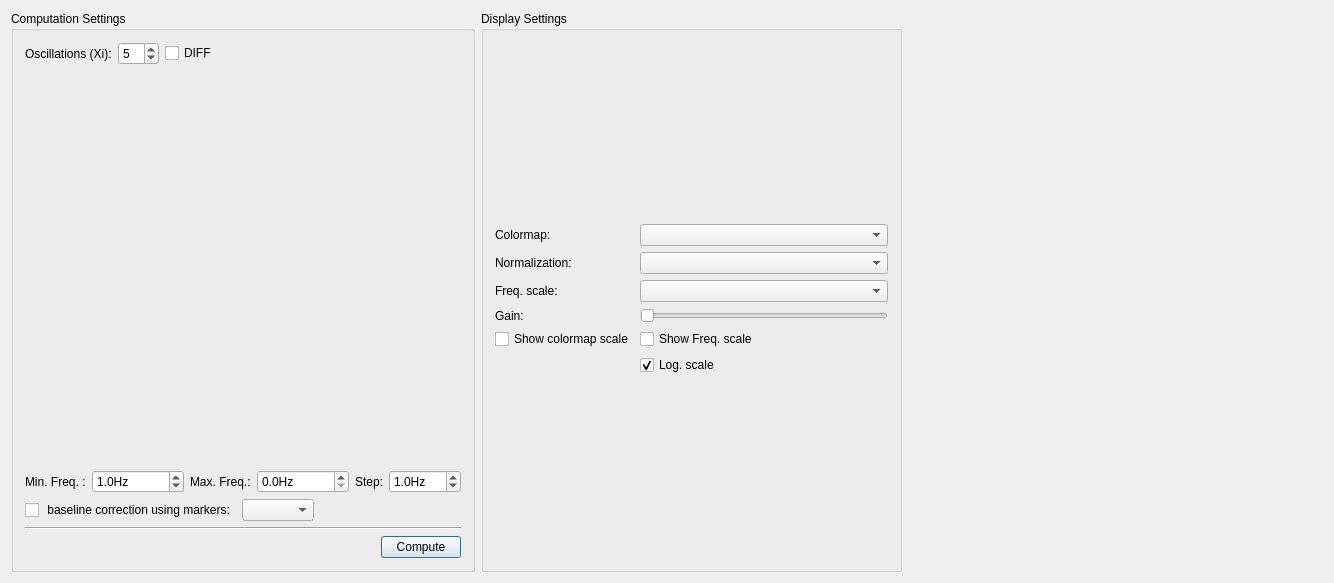
Qt form src/plugins/TFWavelet/TFWidget.ui (HIP-infrastructure/anywave-code) before a commit.
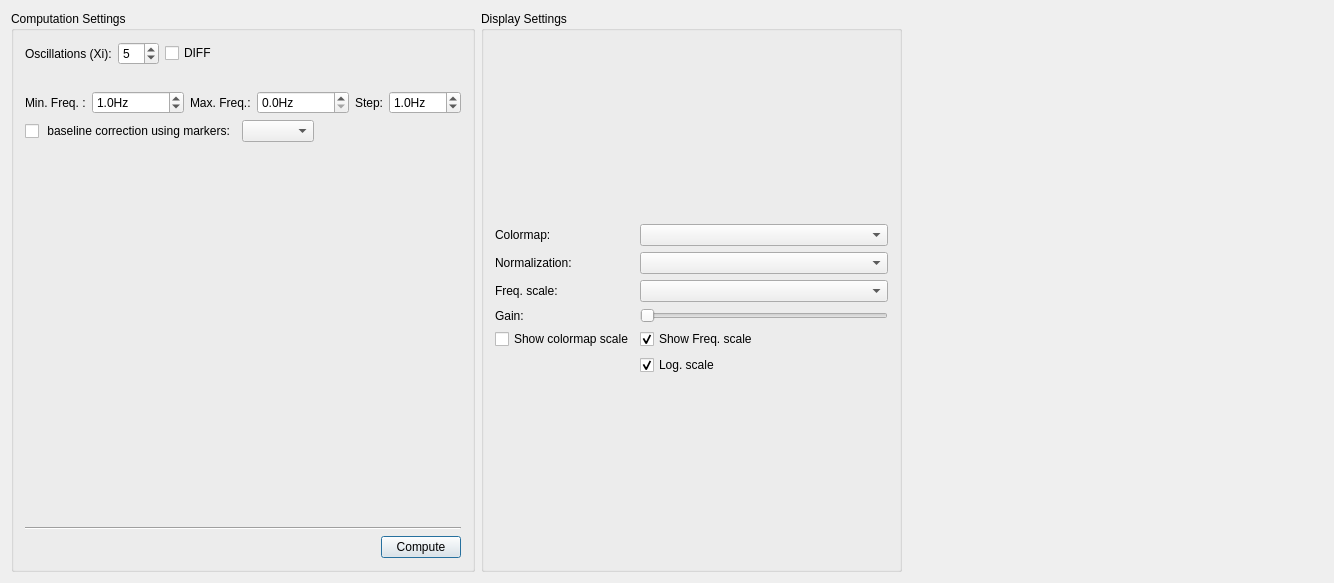
The same form after that commit. Icons and pictures are not drawn. Custom widgets are drawn as their Qt base class.

```diff
--- a/src/plugins/TFWavelet/TFWidget.ui
+++ b/src/plugins/TFWavelet/TFWidget.ui
@@ -17,7 +17,7 @@
    <iconset resource="C:/dev/AnyWaveGitlab/resources/AnyWave.qrc">
     <normaloff>:/images/AnyWave_icon.png</normaloff>:/images/AnyWave_icon.png</iconset>
   </property>
-  <layout class="QVBoxLayout" name="verticalLayout_2">
+  <layout class="QVBoxLayout" name="verticalLayout_2" stretch="1,0">
    <item>
     <layout class="QGridLayout" name="signalsLayout" rowstretch="0" columnstretch="0"/>
    </item>
@@ -219,6 +219,19 @@
           </item>
          </layout>
         </item>
+        <item>
+         <spacer name="verticalSpacer">
+          <property name="orientation">
+           <enum>Qt::Vertical</enum>
+          </property>
+          <property name="sizeHint" stdset="0">
+           <size>
+            <width>20</width>
+            <height>40</height>
+           </size>
+          </property>
+         </spacer>
+        </item>
         <item>
          <widget class="Line" name="line">
           <property name="orientation">
@@ -359,6 +372,9 @@
             <property name="text">
              <string>Show Freq. scale</string>
             </property>
+            <property name="checked">
+             <bool>true</bool>
+            </property>
            </widget>
           </item>
           <item row="4" column="0">
```
Left out of the diff: 7 changed lines with no effect on the pictures.
